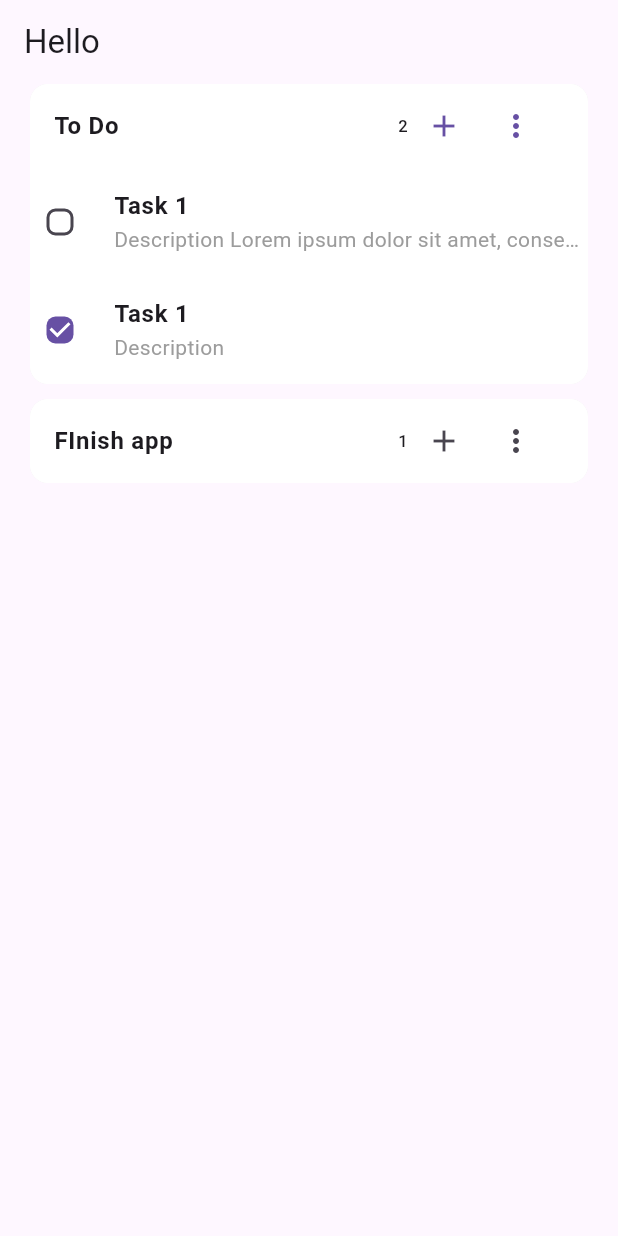
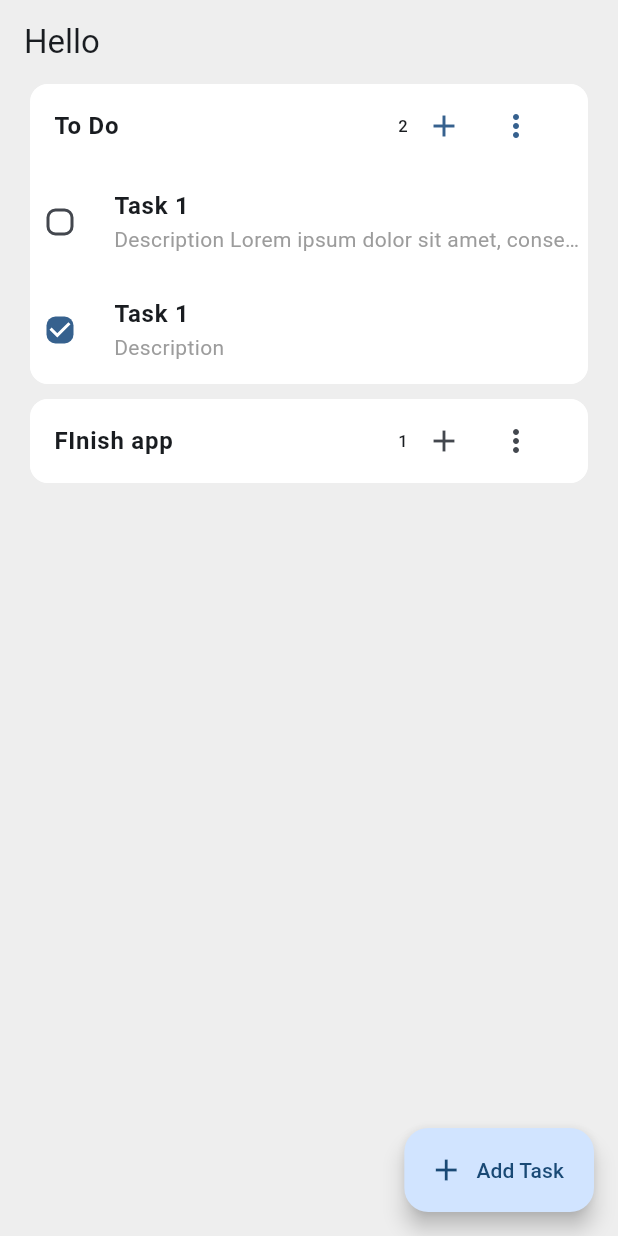
Before and after one commit to Tcriss/errands, a Flutter app: the screen it shows after launch, after a tap on "To Do", on a phone screen of 412 x 824 dp. Run offline on Flutter 3.47's test engine with Material 3 defaults, Android fonts, the light colour scheme and no system bars; our stand-ins replace get_it, supabase_flutter; accounts and stored records are empty.

Commit message:
feat: app theme

```diff
--- /dev/null
+++ b/lib/core/app/theme.dart
@@ -0,0 +1,14 @@
+import 'package:flutter/material.dart';
+
+final theme = ThemeData(
+  primaryColor: Colors.blue,
+  scaffoldBackgroundColor: Colors.grey.shade200,
+  appBarTheme: AppBarTheme(
+    backgroundColor: Colors.grey.shade200,
+  ),
+  colorScheme: ColorScheme.fromSeed(seedColor: Colors.blue),
+  buttonTheme: ButtonThemeData(
+    colorScheme: ColorScheme.fromSeed(seedColor: Colors.blue),
+    buttonColor: Colors.blue
+  )
+);
--- a/lib/main.dart
+++ b/lib/main.dart
@@ -1,3 +1,4 @@
+import 'package:errands/core/app/theme.dart';
 import 'package:errands/tasks/presentation/providers/task-provider.dart';
 import 'package:errands/tasks/presentation/views/task-list-view.dart';
 import 'package:flutter/material.dart';
@@ -34,6 +35,7 @@ class MainApp extends StatelessWidget {
   Widget build(BuildContext context) {
     return MaterialApp(
       color: Colors.white,
+      theme: theme,
       title: 'Errands',
       debugShowCheckedModeBanner: false,
       routes: {
--- a/lib/tasks/presentation/views/task-list-view.dart
+++ b/lib/tasks/presentation/views/task-list-view.dart
@@ -24,6 +24,11 @@ class TaskListView extends StatelessWidget {
               ],
             )
       ),
+      floatingActionButton: FloatingActionButton.extended(
+        onPressed: () {},
+        label: const Text('Add Task'),
+        icon: const Icon(Icons.add),
+      ),
     );
   }
 }
```
